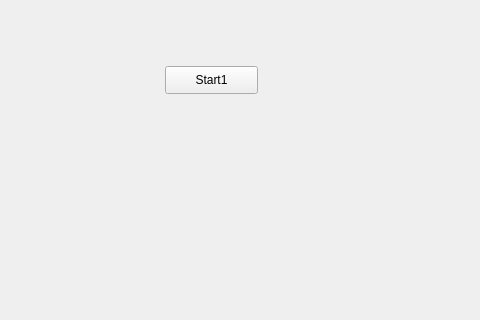
Above: QYXCQ/QYXCQ.ui from limbo-china/QYXCQ before the change; both pictures show x 95 to 575 and y 91 to 411 of the 825 by 733 pixel window. Below: the same form after it.
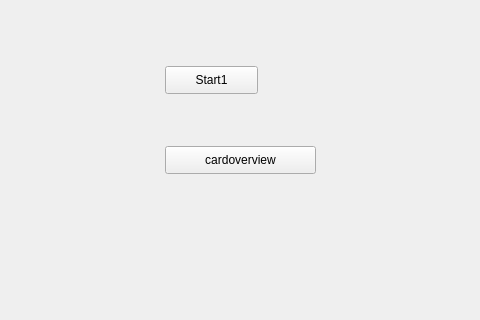
That is the form after the change.

What changed in the file:
```diff
--- a/QYXCQ/QYXCQ.ui
+++ b/QYXCQ/QYXCQ.ui
@@ -27,6 +27,19 @@
      <string>Start1</string>
     </property>
    </widget>
+   <widget class="QPushButton" name="cardViewButton">
+    <property name="geometry">
+     <rect>
+      <x>260</x>
+      <y>220</y>
+      <width>151</width>
+      <height>28</height>
+     </rect>
+    </property>
+    <property name="text">
+     <string>cardoverview</string>
+    </property>
+   </widget>
   </widget>
   <widget class="QMenuBar" name="menuBar">
    <property name="geometry">
```
